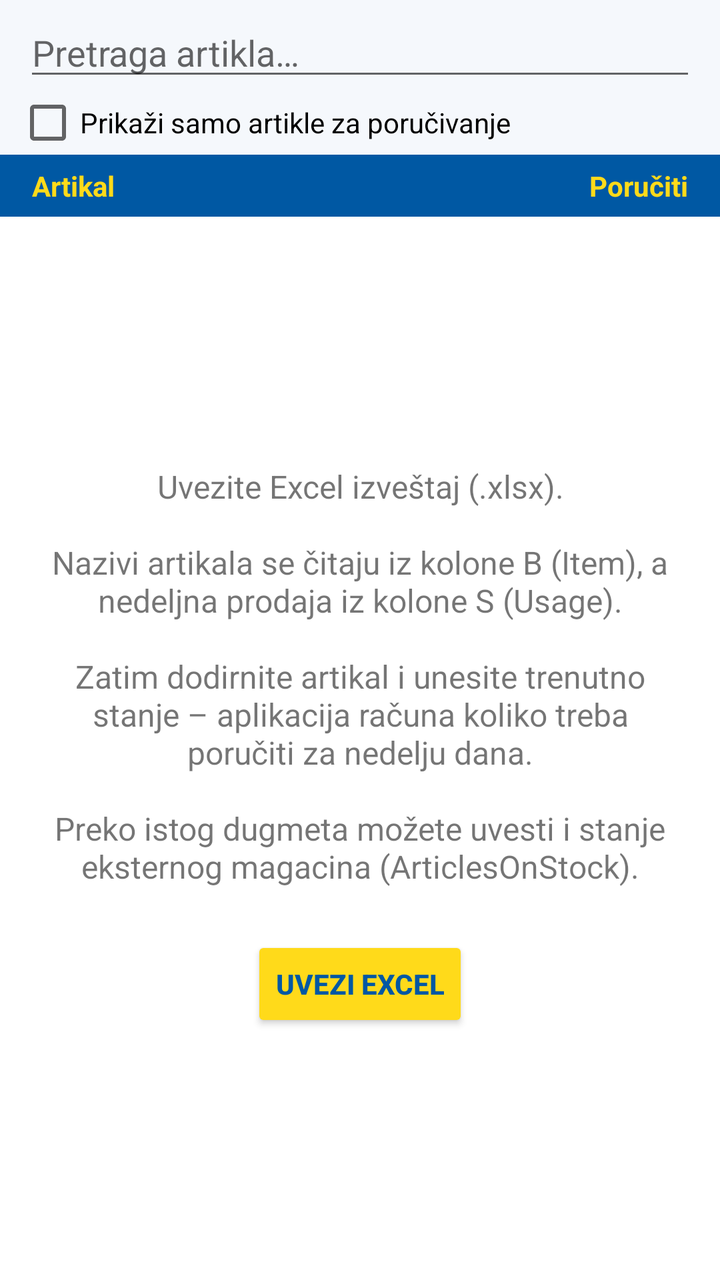
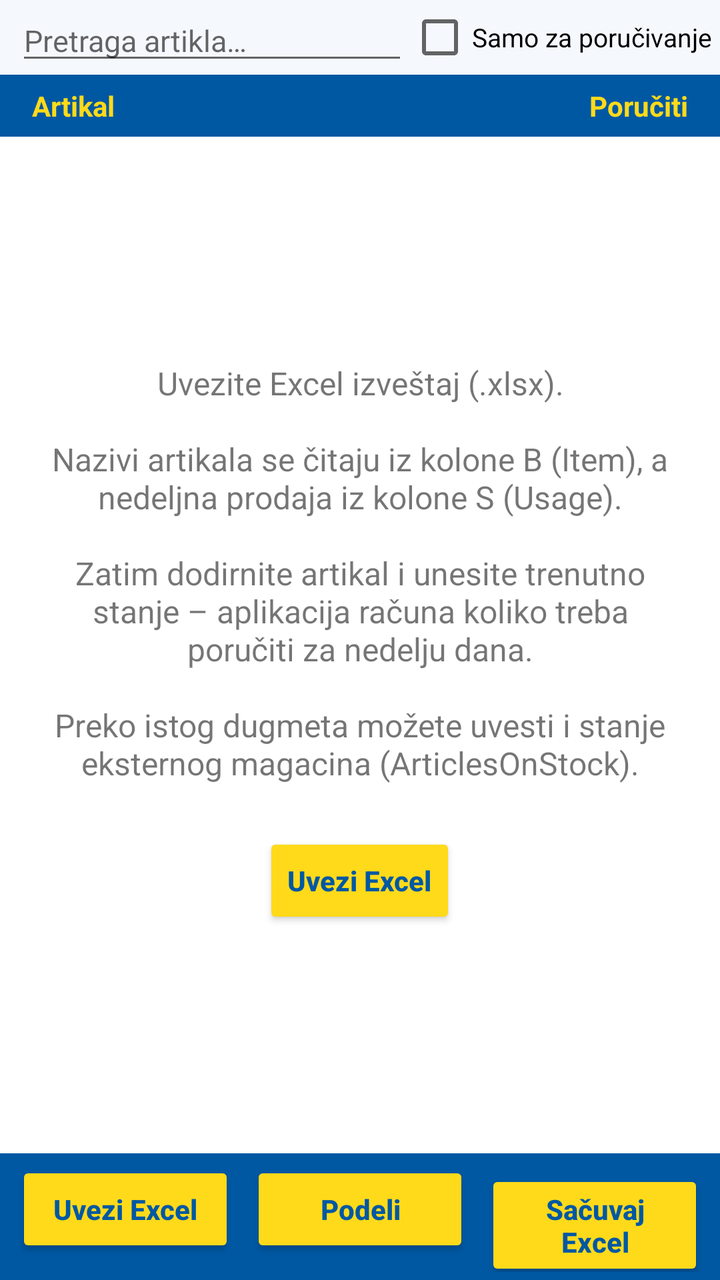

Compare the two renders of this Android layout. The source of the first and the diff that turns it into the second are given below.
<!-- AndroidManifest.xml: application theme AppTheme -->
<!-- res/layout/activity_main.xml -->
<?xml version="1.0" encoding="utf-8"?>
<LinearLayout xmlns:android="http://schemas.android.com/apk/res/android"
    android:layout_width="match_parent"
    android:layout_height="match_parent"
    android:orientation="vertical">

    <TextView
        android:id="@+id/summary"
        android:layout_width="match_parent"
        android:layout_height="wrap_content"
        android:background="@color/summary_bg"
        android:padding="12dp"
        android:textColor="@color/navy"
        android:textSize="14sp"
        android:visibility="gone" />

    <EditText
        android:id="@+id/search"
        android:layout_width="match_parent"
        android:layout_height="wrap_content"
        android:layout_marginStart="12dp"
        android:layout_marginEnd="12dp"
        android:layout_marginTop="4dp"
        android:hint="@string/search_hint"
        android:importantForAutofill="no"
        android:inputType="text"
        android:maxLines="1" />

    <CheckBox
        android:id="@+id/only_order"
        android:layout_width="wrap_content"
        android:layout_height="wrap_content"
        android:layout_marginStart="8dp"
        android:text="@string/only_order" />

    <LinearLayout
        android:layout_width="match_parent"
        android:layout_height="wrap_content"
        android:background="@color/primary"
        android:orientation="horizontal"
        android:paddingStart="16dp"
        android:paddingEnd="16dp"
        android:paddingTop="6dp"
        android:paddingBottom="6dp">

        <TextView
            android:layout_width="0dp"
            android:layout_height="wrap_content"
            android:layout_weight="1"
            android:text="@string/col_item"
            android:textColor="@color/yellow"
            android:textStyle="bold" />

        <TextView
            android:layout_width="wrap_content"
            android:layout_height="wrap_content"
            android:text="@string/col_order"
            android:textColor="@color/yellow"
            android:textStyle="bold" />
    </LinearLayout>

    <FrameLayout
        android:layout_width="match_parent"
        android:layout_height="0dp"
        android:layout_weight="1">

        <ListView
            android:id="@+id/list"
            android:layout_width="match_parent"
            android:layout_height="match_parent"
            android:background="#FFFFFF"
            android:divider="#DCE6F0"
            android:dividerHeight="1dp" />

        <LinearLayout
            android:id="@+id/empty"
            android:layout_width="match_parent"
            android:layout_height="match_parent"
            android:gravity="center"
            android:orientation="vertical"
            android:padding="24dp">

            <TextView
                android:layout_width="wrap_content"
                android:layout_height="wrap_content"
                android:gravity="center"
                android:text="@string/empty_text"
                android:textSize="16sp" />

            <Button
                android:id="@+id/import_button"
                style="@style/YellowButton"
                android:layout_width="wrap_content"
                android:layout_height="wrap_content"
                android:layout_marginTop="24dp"
                android:text="@string/action_import" />
        </LinearLayout>
    </FrameLayout>
</LinearLayout>
<!-- resources referenced by this layout -->
<resources>
  <color name="navy">#0A2A4D</color>
  <color name="primary">#0058A3</color>
  <color name="summary_bg">#FFDA1A</color>
  <color name="yellow">#FFDA1A</color>
  <string name="action_import">Uvezi Excel</string>
  <string name="col_item">Artikal</string>
  <string name="col_order">Poručiti</string>
  <string name="empty_text">Uvezite Excel izveštaj (.xlsx).\n\nNazivi artikala se čitaju iz kolone B (Item), a nedeljna prodaja iz kolone S (Usage).\n\nZatim dodirnite artikal i unesite trenutno stanje – aplikacija računa koliko treba poručiti za nedelju dana.\n\nPreko istog dugmeta možete uvesti i stanje eksternog magacina (ArticlesOnStock).</string>
  <string name="only_order">Prikaži samo artikle za poručivanje</string>
  <string name="search_hint">Pretraga artikla…</string>
  <style name="YellowButton" parent="android:Widget.Material.Button">
          <item name="android:backgroundTint">@color/yellow</item>
          <item name="android:textColor">@color/primary</item>
          <item name="android:textStyle">bold</item>
      </style>
  <style name="AppTheme" parent="android:Theme.Material.Light.DarkActionBar">
          <item name="android:colorPrimary">@color/primary</item>
          <item name="android:colorPrimaryDark">@color/primary_dark</item>
          <item name="android:colorAccent">@color/accent</item>
          <item name="android:actionBarStyle">@style/AppActionBar</item>
          <item name="android:windowBackground">@color/list_bg</item>
      </style>
  <color name="primary_dark">#004A8C</color>
  <color name="accent">#0058A3</color>
  <style name="AppActionBar" parent="android:Widget.Material.ActionBar.Solid">
          <item name="android:background">@color/primary</item>
          <item name="android:titleTextStyle">@style/AppActionBarTitle</item>
      </style>
  <color name="list_bg">#F5F8FC</color>
  <style name="AppActionBarTitle" parent="android:TextAppearance.Material.Widget.ActionBar.Title">
          <item name="android:textColor">@color/yellow</item>
          <item name="android:textStyle">bold</item>
      </style>
</resources>

<!-- the commit's change to res/layout/activity_main.xml (unified diff, before → after) -->
@@ -4,34 +4,85 @@
     android:layout_height="match_parent"
     android:orientation="vertical">
 
-    <TextView
+    
+    <LinearLayout
         android:id="@+id/summary"
         android:layout_width="match_parent"
         android:layout_height="wrap_content"
         android:background="@color/summary_bg"
-        android:padding="12dp"
-        android:textColor="@color/navy"
-        android:textSize="14sp"
-        android:visibility="gone" />
+        android:orientation="vertical"
+        android:paddingStart="8dp"
+        android:paddingEnd="8dp"
+        android:paddingTop="6dp"
+        android:paddingBottom="6dp"
+        android:visibility="gone">
 
-    <EditText
-        android:id="@+id/search"
+        <LinearLayout
+            android:layout_width="match_parent"
+            android:layout_height="wrap_content"
+            android:orientation="horizontal">
+
+            <TextView
+                android:id="@+id/stat_entered"
+                style="@style/StatTile"
+                android:layout_width="0dp"
+                android:layout_height="wrap_content"
+                android:layout_weight="1" />
+
+            <TextView
+                android:id="@+id/stat_order"
+                style="@style/StatTile"
+                android:layout_width="0dp"
+                android:layout_height="wrap_content"
+                android:layout_weight="1" />
+
+            <TextView
+                android:id="@+id/stat_shortage"
+                style="@style/StatTile"
+                android:layout_width="0dp"
+                android:layout_height="wrap_content"
+                android:layout_weight="1" />
+        </LinearLayout>
+
+        <TextView
+            android:id="@+id/summary_source"
+            android:layout_width="match_parent"
+            android:layout_height="wrap_content"
+            android:layout_marginTop="2dp"
+            android:ellipsize="middle"
+            android:gravity="center"
+            android:maxLines="2"
+            android:textColor="@color/navy"
+            android:textSize="11sp" />
+    </LinearLayout>
+
+    
+    <LinearLayout
         android:layout_width="match_parent"
         android:layout_height="wrap_content"
-        android:layout_marginStart="12dp"
-        android:layout_marginEnd="12dp"
-        android:layout_marginTop="4dp"
-        android:hint="@string/search_hint"
-        android:importantForAutofill="no"
-        android:inputType="text"
-        android:maxLines="1" />
+        android:gravity="center_vertical"
+        android:orientation="horizontal"
+        android:paddingStart="8dp"
+        android:paddingEnd="4dp">
 
-    <CheckBox
-        android:id="@+id/only_order"
-        android:layout_width="wrap_content"
-        android:layout_height="wrap_content"
-        android:layout_marginStart="8dp"
-        android:text="@string/only_order" />
+        <EditText
+            android:id="@+id/search"
+            android:layout_width="0dp"
+            android:layout_height="wrap_content"
+            android:layout_weight="1"
+            android:hint="@string/search_hint"
+            android:importantForAutofill="no"
+            android:inputType="text"
+            android:maxLines="1"
+            android:textSize="15sp" />
+
+        <CheckBox
+            android:id="@+id/only_order"
+            android:layout_width="wrap_content"
+            android:layout_height="wrap_content"
+            android:text="@string/only_order_short"
+            android:textSize="13sp" />
+    </LinearLayout>
 
     <LinearLayout
         android:layout_width="match_parent"
@@ -96,4 +147,38 @@
                 android:text="@string/action_import" />
         </LinearLayout>
     </FrameLayout>
+
+    
+    <LinearLayout
+        android:id="@+id/bottom_bar"
+        android:layout_width="match_parent"
+        android:layout_height="wrap_content"
+        android:background="@color/primary"
+        android:orientation="horizontal"
+        android:padding="4dp">
+
+        <Button
+            android:id="@+id/btn_import"
+            style="@style/BarButton"
+            android:layout_width="0dp"
+            android:layout_height="wrap_content"
+            android:layout_weight="1"
+            android:text="@string/bar_import" />
+
+        <Button
+            android:id="@+id/btn_share"
+            style="@style/BarButton"
+            android:layout_width="0dp"
+            android:layout_height="wrap_content"
+            android:layout_weight="1"
+            android:text="@string/bar_share" />
+
+        <Button
+            android:id="@+id/btn_export"
+            style="@style/BarButton"
+            android:layout_width="0dp"
+            android:layout_height="wrap_content"
+            android:layout_weight="1"
+            android:text="@string/bar_export" />
+    </LinearLayout>
 </LinearLayout>
<!-- resource entries referenced after the edit -->
@@ -5,15 +5,30 @@
   <color name="summary_bg">#FFDA1A</color>
   <color name="yellow">#FFDA1A</color>
   <string name="action_import">Uvezi Excel</string>
+  <string name="bar_export">Sačuvaj Excel</string>
+  <string name="bar_import">Uvezi Excel</string>
+  <string name="bar_share">Podeli</string>
   <string name="col_item">Artikal</string>
   <string name="col_order">Poručiti</string>
   <string name="empty_text">Uvezite Excel izveštaj (.xlsx).\n\nNazivi artikala se čitaju iz kolone B (Item), a nedeljna prodaja iz kolone S (Usage).\n\nZatim dodirnite artikal i unesite trenutno stanje – aplikacija računa koliko treba poručiti za nedelju dana.\n\nPreko istog dugmeta možete uvesti i stanje eksternog magacina (ArticlesOnStock).</string>
-  <string name="only_order">Prikaži samo artikle za poručivanje</string>
+  <string name="only_order_short">Samo za poručivanje</string>
   <string name="search_hint">Pretraga artikla…</string>
+  <style name="BarButton" parent="YellowButton">
+          <item name="android:layout_marginStart">4dp</item>
+          <item name="android:layout_marginEnd">4dp</item>
+          <item name="android:textSize">14sp</item>
+      </style>
+  <style name="StatTile">
+          <item name="android:gravity">center</item>
+          <item name="android:textColor">@color/navy</item>
+          <item name="android:textSize">12sp</item>
+          <item name="android:lineSpacingExtra">1dp</item>
+      </style>
   <style name="YellowButton" parent="android:Widget.Material.Button">
           <item name="android:backgroundTint">@color/yellow</item>
           <item name="android:textColor">@color/primary</item>
           <item name="android:textStyle">bold</item>
+          <item name="android:textAllCaps">false</item>
       </style>
   <style name="AppTheme" parent="android:Theme.Material.Light.DarkActionBar">
           <item name="android:colorPrimary">@color/primary</item>
